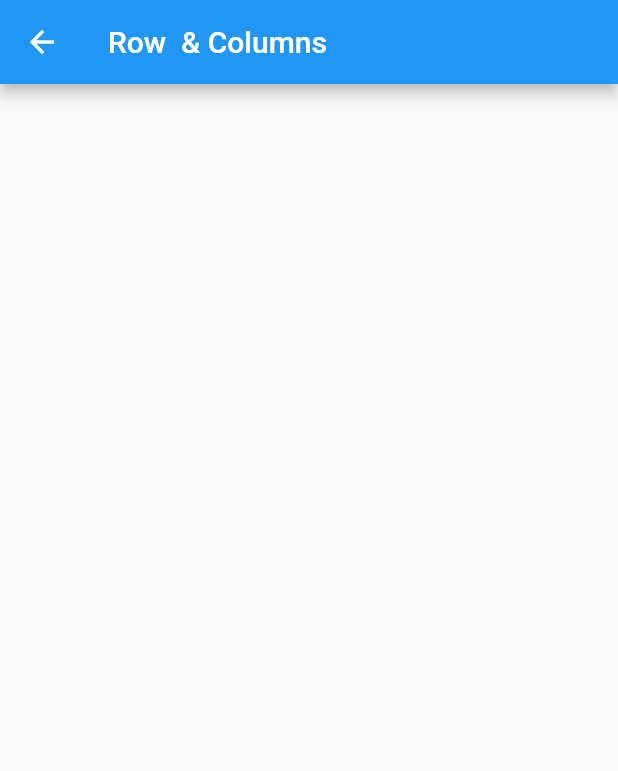
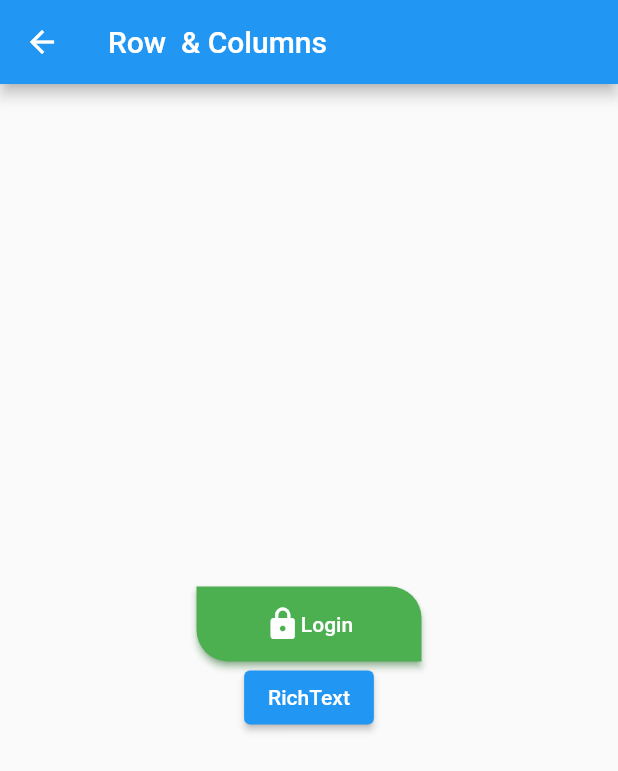
Before and after one commit to Dheeraj1546/flutter_Tutorial_full, a Flutter app: the rowandcolumns screen opened directly, on a phone screen of 412 x 824 dp. Shown: the top 771 px of the screen. Run offline on Flutter 3.47's test engine with Material 2 defaults, Android fonts, the phone set to English and light mode, and no system bars.

Commit message:
working on it

```diff
--- a/lib/Row-Column.dart
+++ b/lib/Row-Column.dart
@@ -1,4 +1,7 @@
 import 'package:flutter/material.dart';
+import 'package:flutter_tutorial/ui_helper/Rich-Text-Widget.dart';
+import 'package:flutter_tutorial/widgets/custom_widget_button.dart';
+
 class rowandcolumns extends StatefulWidget {
   const rowandcolumns({Key? key}) : super(key: key);
 
@@ -10,9 +13,33 @@ class _rowandcolumnsState extends State<rowandcolumns> {
   @override
   Widget build(BuildContext context) {
     return Scaffold(
-        appBar: AppBar(
-          title: Text("Row  & Columns"),
-        ),
+      appBar: AppBar(
+        title: Text("Row  & Columns"),
+      ),
+      body:Column(
+        mainAxisAlignment: MainAxisAlignment.center,
+        children: [
+      Center(
+      child: Container(
+      width: 150,
+          height: 50,
+          child: CustomButton(
+            buttonname: 'Login',
+            icon: Icon(Icons.lock),
+            bgColor: Colors.green,
+
+
+
+          ))),
+          ElevatedButton(onPressed: (){
+    Navigator.push(
+    context,
+    MaterialPageRoute(builder: (context) => RichTexts ()),
+    );
+    }, child: Text("RichText"))
+        ],
+      )
+
 
     );
   }
--- /dev/null
+++ b/lib/widgets/custom_widget_button.dart
@@ -0,0 +1,52 @@
+import 'package:flutter/cupertino.dart';
+import 'package:flutter/material.dart';
+
+class CustomButton extends StatelessWidget {
+  final String buttonname;
+  final Icon? icon;
+  final Color? bgColor;
+  final TextStyle? textStyle;
+  final VoidCallbackAction? callBack;
+  CustomButton({
+    required this.buttonname,
+    this.icon,
+    this.bgColor,
+    this.textStyle,
+    this.callBack,
+  });
+
+  @override
+  Widget build(BuildContext context) {
+    return ElevatedButton(
+        onPressed: () {
+          callBack!;
+        },
+        child: icon != null
+            ? Row(
+          mainAxisAlignment: MainAxisAlignment.center,
+                children: [
+                  icon!,
+                  Text(
+                    buttonname,
+                    style: textStyle,
+                  )
+                ],
+              )
+            : Text(
+                buttonname,
+                style: textStyle,
+              ),
+    style: ElevatedButton.styleFrom(
+      primary: bgColor,
+      shadowColor: bgColor,
+      shape: RoundedRectangleBorder(
+        borderRadius: BorderRadius.only(
+          topRight: Radius.circular(21),
+          bottomLeft: Radius.circular(21),
+
+        )
+      )
+    ),
+    );
+  }
+}
```
Also changed, not shown: lib/ui_helper/Rich-Text-Widget.dart (added, +37 -0 lines).
